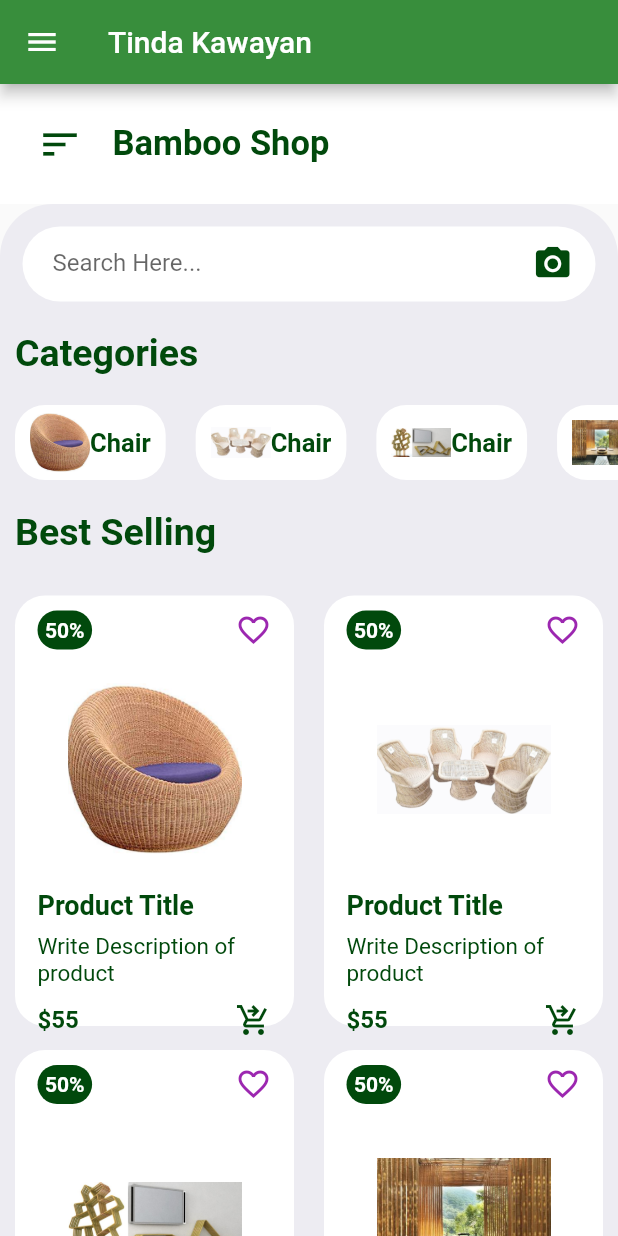
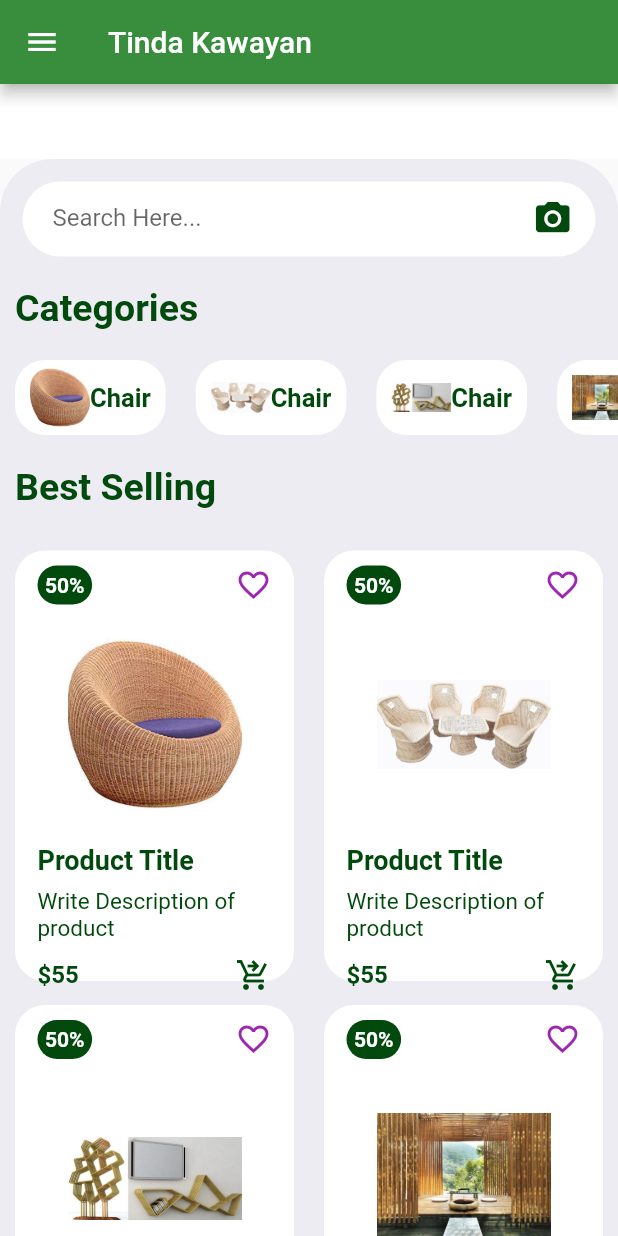
Before and after one commit to Symphonyxia/Exercises, a Flutter app: the screen it shows after launch, on a phone screen of 412 x 824 dp. Run offline on Flutter 3.47's test engine with Material 2 defaults, Android fonts, the phone set to English and light mode, and no system bars; our stand-ins replace badges.

Commit message:
Update HomeAppBar.dart

```diff
--- a/lib/widgets/HomeAppBar.dart
+++ b/lib/widgets/HomeAppBar.dart
@@ -10,26 +10,9 @@ class HomeAppBar extends StatelessWidget {
       padding: EdgeInsets.all(25),
       child: Row(
         children: [
-        Icon(
-          Icons.sort,
-          size: 30,
-          color: Color.fromRGBO(1, 73, 12, 1),
-        ),
 
 
 
-        Padding(
-          padding: EdgeInsets.only(
-            left: 20,
-          ),
-          child: Text(
-            "Bamboo Shop",
-            style: TextStyle (fontSize: 23,
-            fontWeight: FontWeight.bold,
-            color:  Color.fromRGBO(1, 73, 12, 1),
-            ),
-          ),
-          ),
           Spacer(),
           // Badge(
           //   badgeColor: Colors.red,
```
